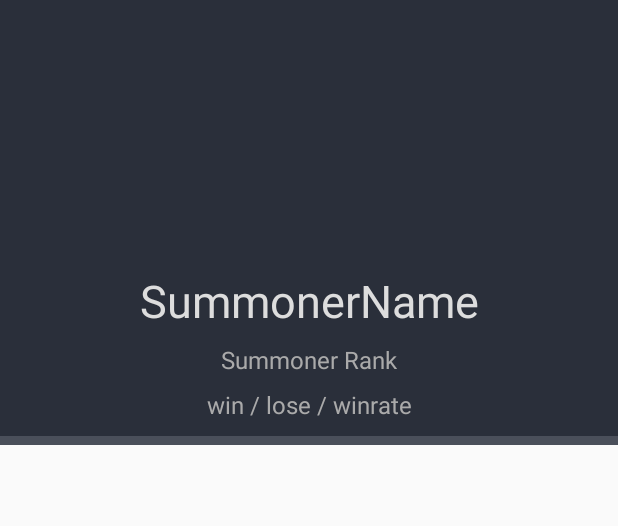
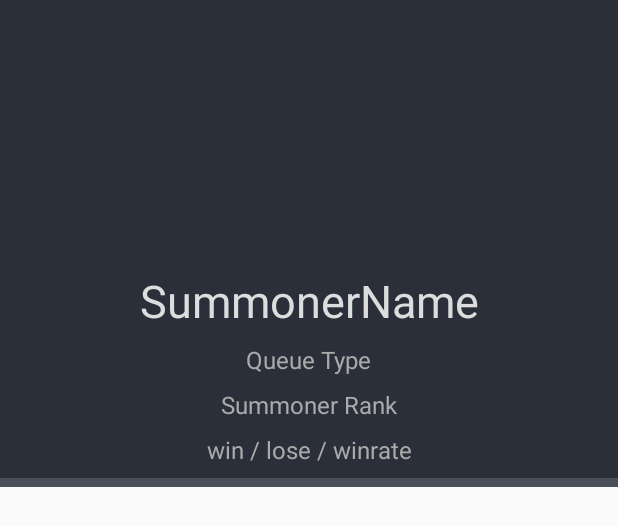
Before and after one commit to fuxiao1790/tft_stat_checker_native, an Android app: the layout match_history_list_card_header.xml on its own in the app's theme, with its tools: preview values and no code run, on a phone screen of 412 x 824 dp. Shown: the top 526 px of the screen. Run offline under Robolectric (Android 15) with nearby library versions, the phone set to English and light mode, and no system bars.

Commit message:
missing items

```diff
--- a/app/src/main/java/com/example/tft_stat_checker_native/API.java
+++ b/app/src/main/java/com/example/tft_stat_checker_native/API.java
@@ -141,7 +141,7 @@ class Config{
     private static HashMap<String, String> platforms;
     private static HashMap<String, String> regions;
     private static boolean init = false;
-    public static final String token = "RGAPI-376eec29-4ae0-4404-9516-6499cc8c3dd2";
+    public static final String token = "RGAPI-9713f87a-1ccb-4705-b17d-ae8e4f797c5b";
     public static final String playerIconCDN = "https://ddragon.leagueoflegends.com/cdn/9.24.1/img/profileicon/";
 
     public static void init() {
--- a/app/src/main/java/com/example/tft_stat_checker_native/RecyclerViewListAdapter.java
+++ b/app/src/main/java/com/example/tft_stat_checker_native/RecyclerViewListAdapter.java
@@ -181,6 +181,7 @@ public class RecyclerViewListAdapter extends RecyclerView.Adapter<RecyclerViewLi
             temp.getSummonerName().setText(listHeaderData.getSummonerData().getName());
             temp.getSummonerRank().setText(listHeaderData.getSummonerRankedData().getSummonerRankString());
             temp.getWinRate().setText(listHeaderData.getSummonerRankedData().getWinLoseWinRatioString());
+            temp.getQueueType().setText(listHeaderData.getSummonerRankedData().getQueueType());
             Glide.with(temp.getSummonerIcon())
                     .load(Config.playerIconCDN + listHeaderData.getSummonerData().getProfileIconId() + ".png")
                     .diskCacheStrategy(DiskCacheStrategy.DATA)
@@ -516,14 +517,18 @@ class RecyclerViewHeaderViewHolder extends RecyclerViewListViewHolder {
     private TextView summonerRank;
     private TextView winRate;
     private ImageView summonerIcon;
+    private TextView queueType;
     public RecyclerViewHeaderViewHolder(@NonNull View itemView) {
         super(itemView);
         this.summonerName = itemView.findViewById(R.id.summoner_name);
         this.summonerRank = itemView.findViewById(R.id.summoner_rank);
         this.winRate = itemView.findViewById(R.id.win_lose_winrate);
+        this.queueType = itemView.findViewById(R.id.queue_type);
         this.summonerIcon = itemView.findViewById(R.id.summoner_icon);
         this.summonerIcon.setClipToOutline(true);
     }
+
+    public TextView getQueueType() { return queueType; }
 
     public ImageView getSummonerIcon() {
         return summonerIcon;
--- a/app/src/main/res/layout/match_history_list_card.xml
+++ b/app/src/main/res/layout/match_history_list_card.xml
@@ -104,6 +104,7 @@
         app:layout_constraintEnd_toEndOf="parent"
         app:layout_constraintStart_toEndOf="@+id/placement"
         app:layout_constraintTop_toBottomOf="@+id/id">
+
     </com.google.android.flexbox.FlexboxLayout>
 
     <com.google.android.flexbox.FlexboxLayout
--- a/app/src/main/res/layout/match_history_list_card_header.xml
+++ b/app/src/main/res/layout/match_history_list_card_header.xml
@@ -20,6 +20,18 @@
         app:layout_constraintTop_toBottomOf="@+id/summoner_icon" />
 
     <TextView
+        android:id="@+id/queue_type"
+        android:layout_width="wrap_content"
+        android:layout_height="wrap_content"
+        android:layout_marginTop="8dp"
+        android:text="Queue Type"
+        android:textColor="@color/textSecondary"
+        android:textSize="16dp"
+        app:layout_constraintEnd_toEndOf="parent"
+        app:layout_constraintStart_toStartOf="parent"
+        app:layout_constraintTop_toBottomOf="@+id/summoner_name" />
+
+    <TextView
         android:id="@+id/summoner_rank"
         android:layout_width="wrap_content"
         android:layout_height="wrap_content"
@@ -29,20 +41,20 @@
         android:textSize="16dp"
         app:layout_constraintEnd_toEndOf="parent"
         app:layout_constraintStart_toStartOf="parent"
-        app:layout_constraintTop_toBottomOf="@+id/summoner_name" />
+        app:layout_constraintTop_toBottomOf="@+id/queue_type" />
 
     <TextView
         android:id="@+id/win_lose_winrate"
         android:layout_width="wrap_content"
         android:layout_height="wrap_content"
         android:layout_marginTop="8dp"
-        android:layout_marginBottom="16dp"
+        android:layout_marginBottom="8dp"
         android:background="@drawable/summoner_icon_bg"
         android:outlineProvider="background"
         android:text="win / lose / winrate"
         android:textColor="@color/textSecondary"
         android:textSize="16dp"
-        app:layout_constraintBottom_toBottomOf="parent"
+        app:layout_constraintBottom_toTopOf="@+id/linearLayout3"
         app:layout_constraintEnd_toEndOf="parent"
         app:layout_constraintStart_toStartOf="parent"
         app:layout_constraintTop_toBottomOf="@+id/summoner_rank" />
```
Also changed, not shown: app/src/main/res/drawable-xhdpi/item_15.png (added), app/src/main/res/drawable-xhdpi/item_17.png (added), app/src/main/res/drawable-xhdpi/item_19.png (added), app/src/main/res/drawable-xhdpi/item_29.png (added), app/src/main/res/drawable-xhdpi/item_78.png (added), app/src/main/res/drawable-xxhdpi/item_15.png (added), app/src/main/res/drawable-xxhdpi/item_17.png (added), app/src/main/res/drawable-xxhdpi/item_19.png (added), app/src/main/res/drawable-xxhdpi/item_29.png (added), app/src/main/res/drawable-xxhdpi/item_78.png (added), app/src/main/res/drawable/item_15.png (added), app/src/main/res/drawable/item_17.png (added), app/src/main/res/drawable/item_19.png (added), app/src/main/res/drawable/item_29.png (added), 1 more files.
